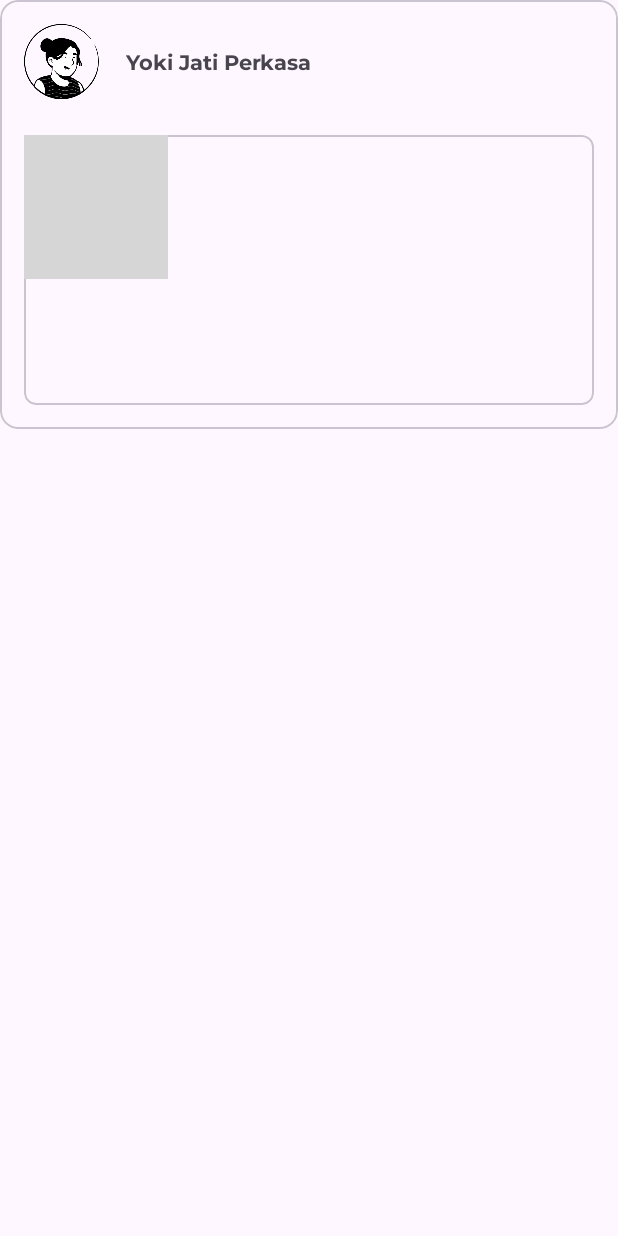
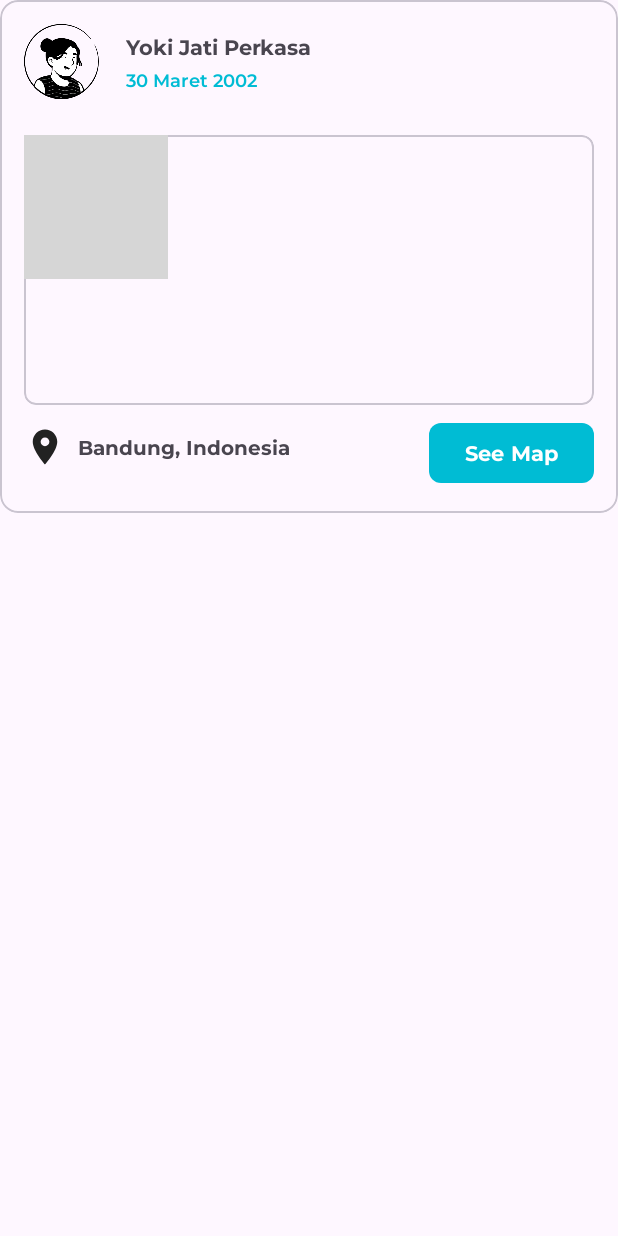
Before and after one commit to yokijatip/EnigmaMedia, an Android app: the layout item_main.xml on its own in the app's theme, with its tools: preview values and no code run, on a phone screen of 412 x 824 dp. Run offline under Robolectric (Android 15) with nearby library versions, the phone set to English and light mode, and no system bars; grey boxes are pictures that could not be loaded.

Commit message:
Date sudah di tambahkan

```diff
--- a/app/build.gradle.kts
+++ b/app/build.gradle.kts
@@ -4,6 +4,7 @@ plugins {
 
     id("com.google.devtools.ksp")
     id("kotlin-parcelize")
+    id("com.google.android.libraries.mapsplatform.secrets-gradle-plugin")
 }
 
 android {
@@ -46,12 +47,17 @@ android {
 
 dependencies {
 
+//    Google Maps
+    implementation("com.google.android.gms:play-services-maps:17.0.0")
+
+
 //    Compress Image
 //    implementation("id.zelory:compressor:3.0.0")
     implementation("id.zelory:compressor:3.0.1")
 
 //    Paging 3
     implementation("androidx.paging:paging-runtime-ktx:3.1.0")
+    implementation("com.google.android.gms:play-services-maps:18.2.0")
 
 //    Camera X
     val cameraxVersion = "1.2.3"
--- a/app/src/main/java/com/enigma/enigmamedia/view/detail/DetailViewModel.kt
+++ b/app/src/main/java/com/enigma/enigmamedia/view/detail/DetailViewModel.kt
@@ -1,6 +1,5 @@
 package com.enigma.enigmamedia.view.detail
 
-import android.widget.Toast
 import androidx.lifecycle.LiveData
 import androidx.lifecycle.MutableLiveData
 import androidx.lifecycle.ViewModel
@@ -28,7 +27,7 @@ class DetailViewModel : ViewModel() {
                 ) {
                     if (response.isSuccessful) {
                         val storyDetail = response.body()?.story
-                        storyDetailLiveData.value = storyDetail
+                        storyDetailLiveData.value = storyDetail!!
                     }
                 }
 
--- /dev/null
+++ b/app/src/main/res/drawable/ic_map.xml
@@ -0,0 +1,10 @@
+<vector xmlns:android="http://schemas.android.com/apk/res/android"
+    android:width="24dp"
+    android:height="24dp"
+    android:tint="#222222"
+    android:viewportWidth="24"
+    android:viewportHeight="24">
+    <path
+        android:fillColor="@android:color/white"
+        android:pathData="M12,2C8.13,2 5,5.13 5,9c0,5.25 7,13 7,13s7,-7.75 7,-13c0,-3.87 -3.13,-7 -7,-7zM12,11.5c-1.38,0 -2.5,-1.12 -2.5,-2.5s1.12,-2.5 2.5,-2.5 2.5,1.12 2.5,2.5 -1.12,2.5 -2.5,2.5z" />
+</vector>
--- a/app/src/main/res/layout/item_main.xml
+++ b/app/src/main/res/layout/item_main.xml
@@ -15,21 +15,36 @@
             android:id="@+id/iv_avatar"
             android:layout_width="50dp"
             android:layout_height="50dp"
-            tools:src="@drawable/avatar2"
             app:layout_constraintStart_toStartOf="parent"
-            app:layout_constraintTop_toTopOf="parent" />
+            app:layout_constraintTop_toTopOf="parent"
+            tools:src="@drawable/avatar2" />
 
         <TextView
             android:id="@+id/tv_name"
             android:layout_width="wrap_content"
             android:layout_height="wrap_content"
             android:layout_marginStart="18dp"
+            android:layout_marginBottom="4dp"
+            android:fontFamily="@font/montserrat_bold"
+            android:textSize="14sp"
             android:transitionName="name"
-            android:fontFamily="@font/montserrat_bold"
-            app:layout_constraintBottom_toBottomOf="@+id/iv_avatar"
+            app:layout_constraintBottom_toTopOf="@+id/tv_date"
             app:layout_constraintStart_toEndOf="@+id/iv_avatar"
             app:layout_constraintTop_toTopOf="@+id/iv_avatar"
+            app:layout_constraintVertical_chainStyle="packed"
             tools:text="Yoki Jati Perkasa" />
+
+        <TextView
+            android:id="@+id/tv_date"
+            android:layout_width="wrap_content"
+            android:layout_height="wrap_content"
+            android:fontFamily="@font/montserrat_semibold"
+            android:textColor="@color/accentColor"
+            android:textSize="12sp"
+            app:layout_constraintBottom_toBottomOf="@+id/iv_avatar"
+            app:layout_constraintStart_toStartOf="@+id/tv_name"
+            app:layout_constraintTop_toBottomOf="@+id/tv_name"
+            tools:text="30 Maret 2002" />
 
         <com.google.android.material.card.MaterialCardView
             android:id="@+id/iv_photo_layout"
@@ -43,14 +58,48 @@
 
             <ImageView
                 android:id="@+id/iv_photo"
-                android:transitionName="photo"
                 android:layout_width="wrap_content"
                 android:layout_height="wrap_content"
                 android:scaleType="centerCrop"
+                android:transitionName="photo"
                 tools:src="@drawable/jihyo" />
 
         </com.google.android.material.card.MaterialCardView>
 
+        <com.google.android.material.button.MaterialButton
+            android:id="@+id/btn_map"
+            android:layout_width="wrap_content"
+            android:layout_height="wrap_content"
+            android:layout_marginTop="8dp"
+            android:elevation="8dp"
+            android:fontFamily="@font/montserrat_bold"
+            android:textSize="14sp"
+            app:cornerRadius="8dp"
+            app:layout_constraintBottom_toBottomOf="parent"
+            app:layout_constraintEnd_toEndOf="@+id/iv_photo_layout"
+            app:layout_constraintTop_toBottomOf="@+id/iv_photo_layout"
+            tools:text="See Map" />
+
+        <TextView
+            android:layout_width="wrap_content"
+            android:layout_height="wrap_content"
+            android:layout_marginStart="8dp"
+            android:fontFamily="@font/montserrat_bold"
+            android:textSize="13sp"
+            app:layout_constraintBottom_toBottomOf="@+id/appCompatImageView"
+            app:layout_constraintStart_toEndOf="@+id/appCompatImageView"
+            app:layout_constraintTop_toTopOf="@+id/appCompatImageView"
+            tools:text="Bandung, Indonesia" />
+
+        <androidx.appcompat.widget.AppCompatImageView
+            android:id="@+id/appCompatImageView"
+            android:layout_width="28dp"
+            android:layout_height="28dp"
+            android:src="@drawable/ic_map"
+
+            app:layout_constraintBottom_toBottomOf="parent"
+            app:layout_constraintStart_toStartOf="@+id/iv_photo_layout"
+            app:layout_constraintTop_toBottomOf="@+id/iv_photo_layout" />
 
 
     </androidx.constraintlayout.widget.ConstraintLayout>
--- a/app/src/main/res/values/strings.xml
+++ b/app/src/main/res/values/strings.xml
@@ -8,6 +8,9 @@
     <string name="username">Username</string>
     <string name="email">Email</string>
     <string name="password">Password</string>
+
+    <!--    Api Google Map -->
+    <string name="google_maps_key" templateMergeStrategy="preserve" translatable="false">AIzaSyAvGJk5pYpsRue9iGNUsCZCkcDeO4m0QlU</string>
 
     <!--    Landing Screen -->
     <string name="landing_headline">Dicoding Story can be find!</string>
@@ -33,4 +36,6 @@
 
     <!--    Foto ga ada-->
     <string name="image_warning">Photo nya mana bang</string>
+    <string name="title_activity_maps">MapsActivity</string>
+    <string name="title_activity_university_map">UniversityMap</string>
 </resources>
--- a/build.gradle.kts
+++ b/build.gradle.kts
@@ -4,4 +4,5 @@ plugins {
     id("org.jetbrains.kotlin.android") version "1.9.0" apply false
 
     id("com.google.devtools.ksp") version "1.9.20-Beta2-1.0.13" apply false
+    id("com.google.android.libraries.mapsplatform.secrets-gradle-plugin") version "2.0.1" apply false
 }
```
Also changed, not shown: app/src/main/AndroidManifest.xml (+25 -19 lines), app/src/main/java/com/enigma/enigmamedia/adapter/MainAdapterMVVM.kt (+23 -0 lines), app/src/main/java/com/enigma/enigmamedia/view/detail/DetailActivity.kt (+17 -0 lines), app/src/main/java/com/enigma/enigmamedia/view/main/MainActivity.kt (+14 -0 lines), app/src/main/java/com/enigma/enigmamedia/view/maps/MapsActivity.kt (added, +48 -0 lines), app/src/main/java/com/enigma/enigmamedia/view/maps/UniversityMap.kt (added, +62 -0 lines), app/src/main/res/layout/activity_maps.xml (added, +8 -0 lines), app/src/main/res/layout/activity_university_map.xml (added, +8 -0 lines).
